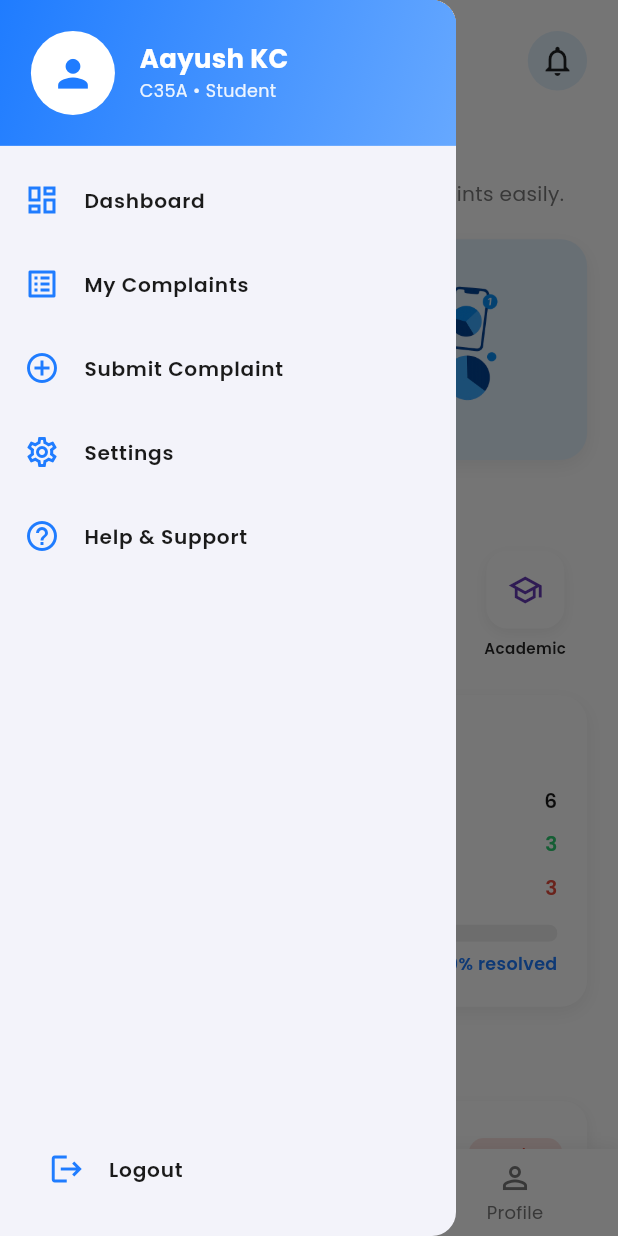
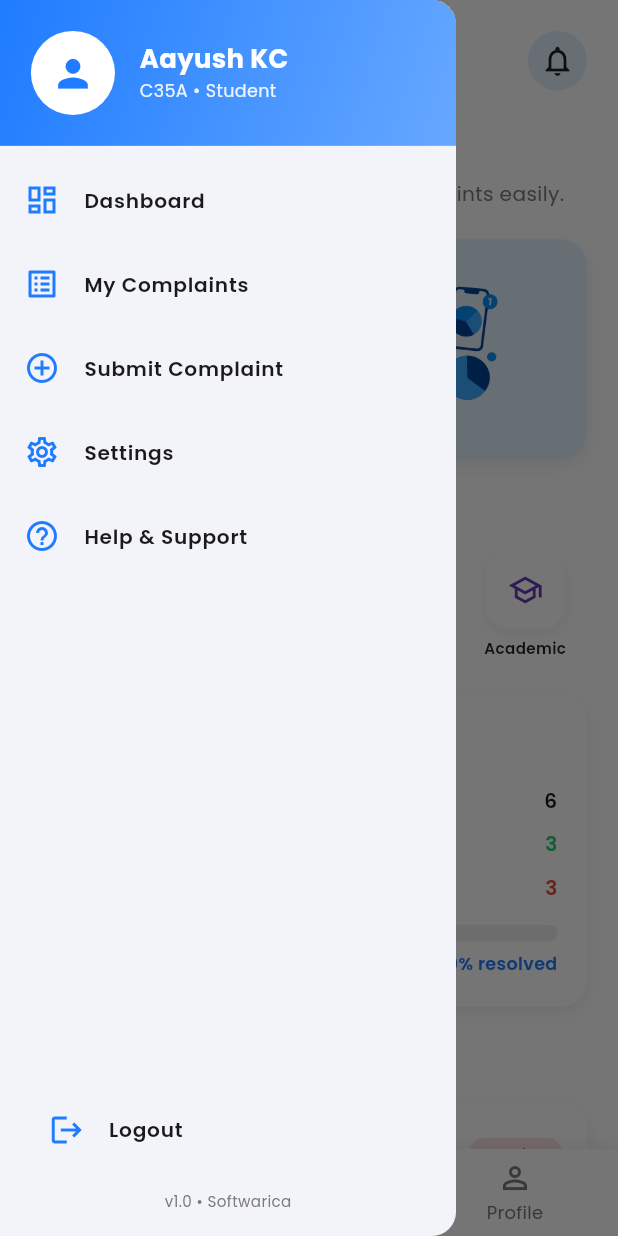
Before and after one commit to ayushkc777/complain_college, a Flutter app: the DashboardScreen screen opened directly, with the side drawer open, on a phone screen of 412 x 824 dp. Run offline on Flutter 3.47's test engine with Material 3 defaults, Android fonts, the phone set to English and light mode, and no system bars; our stand-ins replace flutter_riverpod, flutter_svg, google_fonts, responsive_sizer; missing offline and left inert: lost_n_found.

Commit message:
Sprint 2: add drawer footer

```diff
--- a/lib/screens/dashboard/widgets/app_drawer.dart
+++ b/lib/screens/dashboard/widgets/app_drawer.dart
@@ -87,10 +87,22 @@ class AppDrawer extends StatelessWidget {
             const Spacer(),
             Padding(
               padding: EdgeInsets.symmetric(horizontal: 4.w, vertical: 2.h),
-              child: _drawerItem(
-                icon: Icons.logout,
-                label: "Logout",
-                onTap: () {},
+              child: Column(
+                children: [
+                  _drawerItem(
+                    icon: Icons.logout,
+                    label: "Logout",
+                    onTap: () {},
+                  ),
+                  SizedBox(height: 1.5.h),
+                  Text(
+                    "v1.0 • Softwarica",
+                    style: TextStyle(
+                      color: AppColors.textGrey,
+                      fontSize: 13.sp,
+                    ),
+                  ),
+                ],
               ),
             ),
           ],
```
